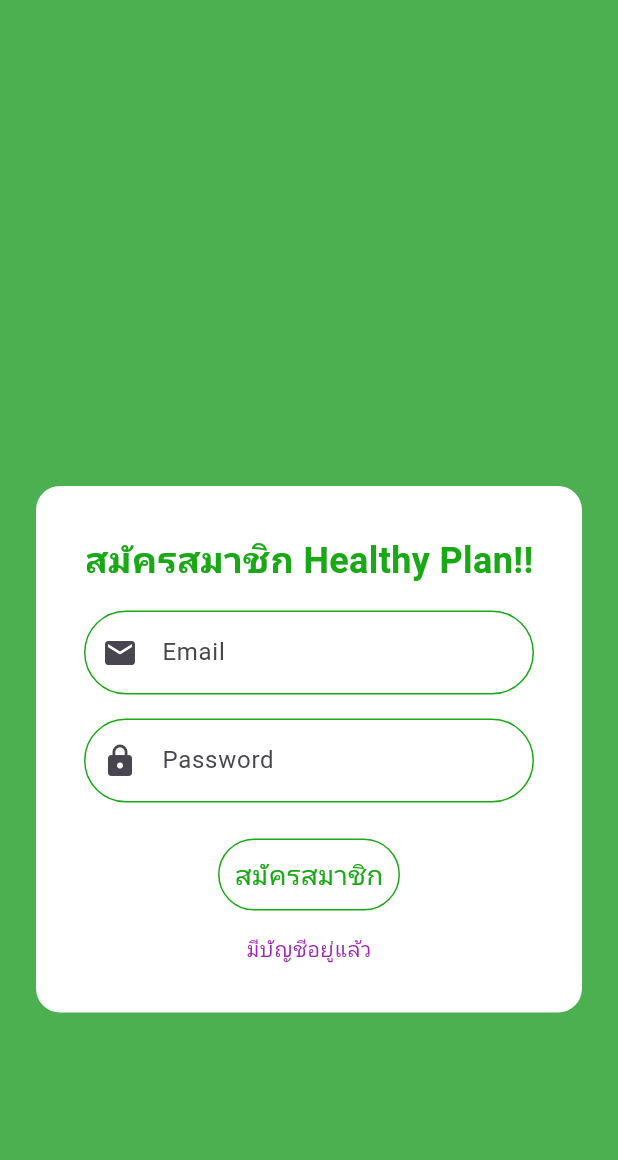
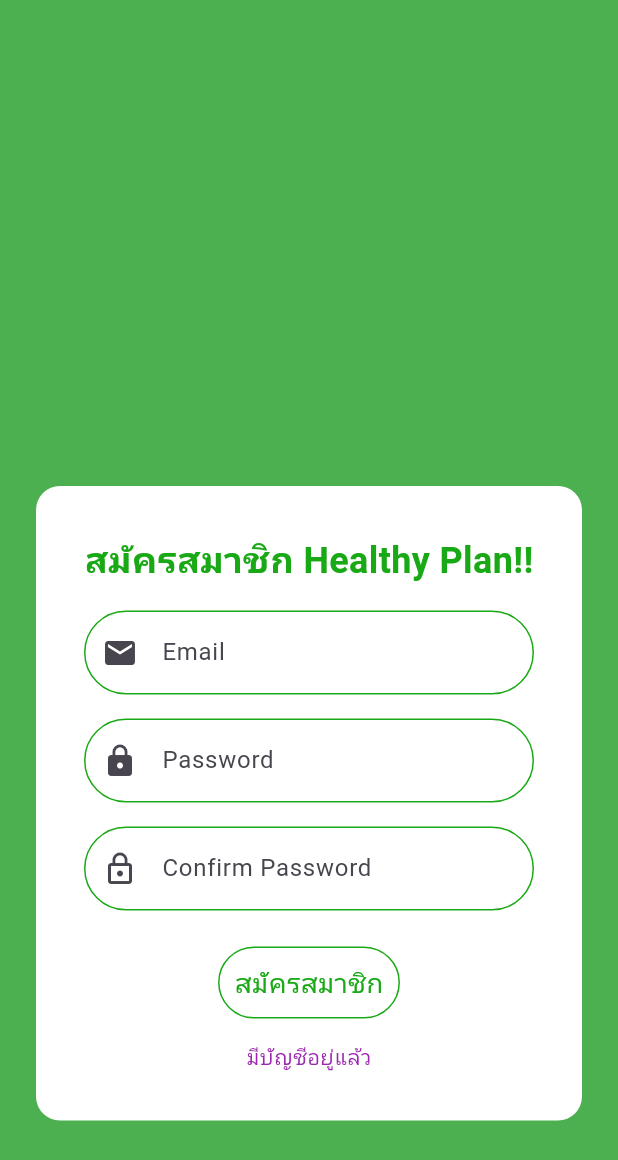
Before and after one commit to wichananm65/HealthyPlan, a Flutter app: the screen it shows after launch, after a tap on "สมัครสมาชิก", on a phone screen of 412 x 824 dp. Shown: the top 1160 px of the screen. Run offline on Flutter 3.47's test engine with Material 3 defaults, Android fonts, the phone set to English and light mode, and no system bars; our stand-ins replace firebase_auth, firebase_core; accounts and stored records are empty.

Commit message:
add reset password

```diff
--- a/lib/pages/login_page.dart
+++ b/lib/pages/login_page.dart
@@ -1,6 +1,7 @@
 import 'package:flutter/material.dart';
 import 'package:healthy_plan/auth/main_page.dart';
 import 'package:firebase_auth/firebase_auth.dart';
+import 'package:healthy_plan/pages/forgot_pw_page.dart';
 
 class LoginPage extends StatefulWidget {
   final VoidCallback showRegisterPage;
@@ -80,6 +81,8 @@
                         ),
                       ),
                       const SizedBox(height: 16),
+
+                      //email
                       TextFormField(
                         controller: _emailController,
                         decoration: InputDecoration(
@@ -104,6 +107,8 @@
                         ),
                       ),
                       const SizedBox(height: 16),
+
+                      //password
                       TextFormField(
                         controller: _passwordController,
                         obscureText: true,
@@ -129,6 +134,8 @@
                         ),
                       ),
                       const SizedBox(height: 24),
+
+                      //login
                       GestureDetector(
                         onTap: signIn,
                         child: Container(
@@ -143,17 +150,51 @@
                             style: TextStyle(
                               fontSize: 18,
                               color: Color(0xFF1AA916),
+                              fontWeight: FontWeight.bold,
                             ),
                           ),
                         ),
                       ),
                       const SizedBox(height: 16),
-                      GestureDetector(
-                        onTap: widget.showRegisterPage,
-                        child: Text(
-                          'สมัครสมาชิก',
-                          style: TextStyle(color: Colors.purple),
-                        ),
+
+                      Row(
+                        mainAxisAlignment: MainAxisAlignment.center,
+                        children: [
+                          //Sign in
+                          GestureDetector(
+                            onTap: widget.showRegisterPage,
+                            child: Text(
+                              'สมัครสมาชิก',
+                              style: TextStyle(
+                                color: Colors.blue,
+                                fontWeight: FontWeight.bold,
+                              ),
+                            ),
+                          ),
+
+                          Text('       '),
+
+                          //Forgot Password
+                          GestureDetector(
+                            onTap: () {
+                              Navigator.push(
+                                context,
+                                MaterialPageRoute(
+                                  builder: (context) {
+                                    return ForgotPasswordPage();
+                                  },
+                                ),
+                              );
+                            },
+                            child: Text(
+                              'ลืมรหัสผ่าน',
+                              style: TextStyle(
+                                color: Colors.purpleAccent,
+                                fontWeight: FontWeight.bold,
+                              ),
+                            ),
+                          ),
+                        ],
                       ),
                     ],
                   ),
--- a/lib/pages/register_page.dart
+++ b/lib/pages/register_page.dart
@@ -13,14 +13,17 @@
 class _RegisterPageState extends State<RegisterPage> {
   final _emailController = TextEditingController();
   final _passwordController = TextEditingController();
+  final _confirmPasswordController = TextEditingController();
 
   String? _errorMessageEmail;
   String? _errorMessagePassword;
+  String? _errorMessageConfirmPassword;
 
   @override
   void dispose() {
     _emailController.dispose();
     _passwordController.dispose();
+    _confirmPasswordController.dispose();
     super.dispose();
   }
 
@@ -28,7 +31,16 @@
     setState(() {
       _errorMessageEmail = null;
       _errorMessagePassword = null;
+      _errorMessageConfirmPassword = null;
     });
+
+    if (_passwordController.text.trim() !=
+        _confirmPasswordController.text.trim()) {
+      setState(() {
+        _errorMessageConfirmPassword = 'รหัสผ่านไม่ตรงกัน';
+      });
+      return;
+    }
 
     try {
       await FirebaseAuth.instance.createUserWithEmailAndPassword(
@@ -36,10 +48,9 @@
         password: _passwordController.text.trim(),
       );
 
-      // logout ทันที เพื่อไม่ให้ auto-login
       await FirebaseAuth.instance.signOut();
 
-      if (!mounted) return; // ตรวจสอบก่อน show dialog
+      if (!mounted) return;
       showDialog(
         context: context,
         barrierDismissible: false,
@@ -114,6 +125,8 @@
                         ),
                       ),
                       const SizedBox(height: 16),
+
+                      // Email
                       TextFormField(
                         controller: _emailController,
                         decoration: InputDecoration(
@@ -138,6 +151,8 @@
                         ),
                       ),
                       const SizedBox(height: 16),
+
+                      // Password
                       TextFormField(
                         controller: _passwordController,
                         obscureText: true,
@@ -162,7 +177,36 @@
                           errorText: _errorMessagePassword,
                         ),
                       ),
+                      const SizedBox(height: 16),
+
+                      // Confirm Password
+                      TextFormField(
+                        controller: _confirmPasswordController,
+                        obscureText: true,
+                        decoration: InputDecoration(
+                          labelText: 'Confirm Password',
+                          floatingLabelStyle: const TextStyle(
+                            color: Color(0xFF1AA916),
+                          ),
+                          prefixIcon: const Icon(Icons.lock_outline),
+                          enabledBorder: OutlineInputBorder(
+                            borderRadius: BorderRadius.circular(30),
+                            borderSide: const BorderSide(
+                              color: Color(0xFF1AA916),
+                            ),
+                          ),
+                          focusedBorder: OutlineInputBorder(
+                            borderRadius: BorderRadius.circular(30),
+                            borderSide: const BorderSide(
+                              color: Color(0xFF1AA916),
+                            ),
+                          ),
+                          errorText: _errorMessageConfirmPassword,
+                        ),
+                      ),
+
                       const SizedBox(height: 24),
+
                       GestureDetector(
                         onTap: signUp,
                         child: Container(
@@ -184,7 +228,7 @@
                       const SizedBox(height: 16),
                       GestureDetector(
                         onTap: widget.showLoginPage,
-                        child: Text(
+                        child: const Text(
                           'มีบัญชีอยู่แล้ว',
                           style: TextStyle(color: Colors.purple),
                         ),
```
Also changed, not shown: lib/pages/forgot_pw_page.dart (added, +106 -0 lines).
